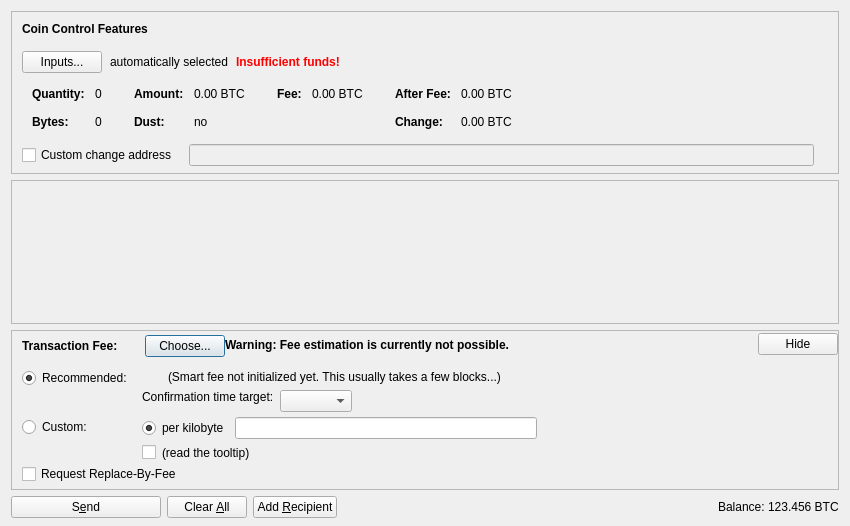
pawelnagawel/globaltoken, file src/qt/forms/sendcoinsdialog.ui: the form before one commit.
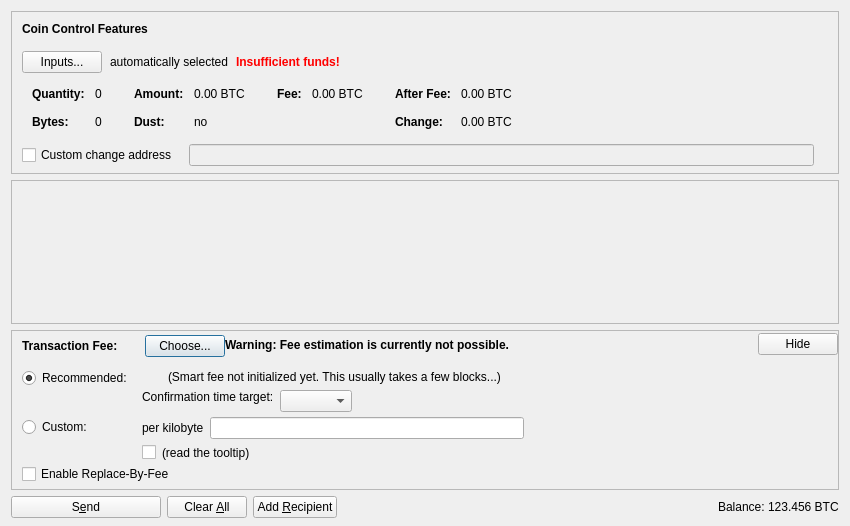
The form after the commit. Icons and pictures are not drawn. Custom widgets are drawn as their Qt base class.

What changed in the file:
```diff
--- a/src/qt/forms/sendcoinsdialog.ui
+++ b/src/qt/forms/sendcoinsdialog.ui
@@ -846,19 +846,13 @@
                <item>
                 <layout class="QHBoxLayout" name="horizontalLayoutFee13">
                  <item>
-                  <widget class="QRadioButton" name="radioCustomPerKilobyte">
+                  <widget class="QLabel" name="labelCustomPerKilobyte">
                    <property name="toolTip">
                     <string>If the custom fee is set to 1000 satoshis and the transaction is only 250 bytes, then &quot;per kilobyte&quot; only pays 250 satoshis in fee, while &quot;total at least&quot; pays 1000 satoshis. For transactions bigger than a kilobyte both pay by kilobyte.</string>
                    </property>
                    <property name="text">
                     <string>per kilobyte</string>
                    </property>
-                   <property name="checked">
-                    <bool>true</bool>
-                   </property>
-                   <attribute name="buttonGroup">
-                    <string notr="true">groupCustomFee</string>
-                   </attribute>
                   </widget>
                  </item>
                  <item>
@@ -1114,7 +1108,7 @@
            <item>
             <widget class="QCheckBox" name="optInRBF">
              <property name="text">
-              <string>Request Replace-By-Fee</string>
+              <string>Enable Replace-By-Fee</string>
              </property>
              <property name="toolTip">
               <string>Indicates that the sender may wish to replace this transaction with a new one paying higher fees (prior to being confirmed).</string>
```
Left out of the diff: 9 changed lines with no effect on the pictures.
